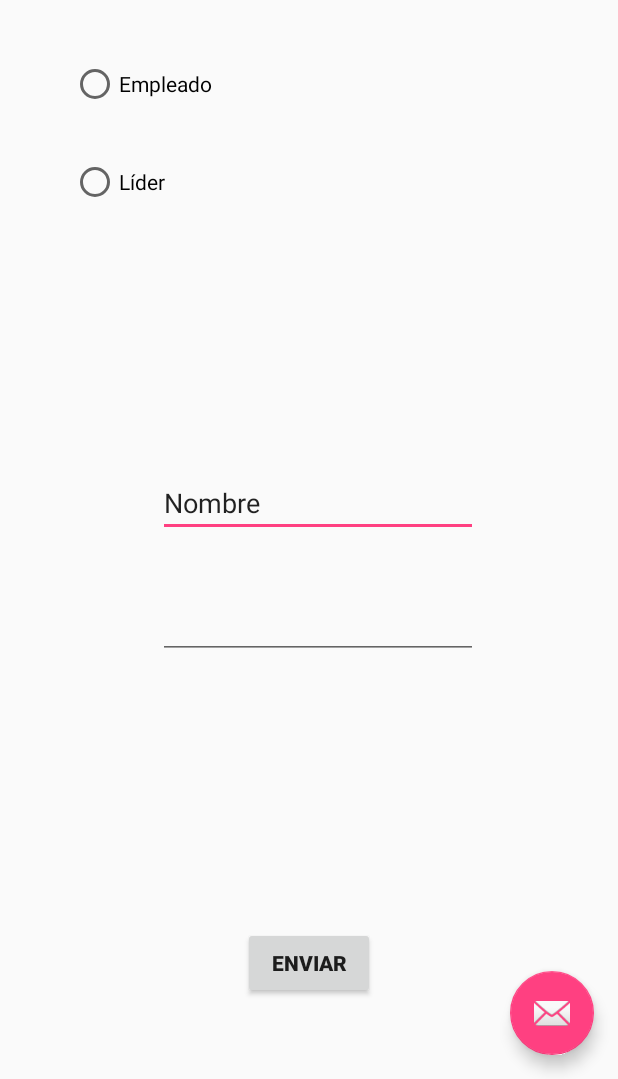
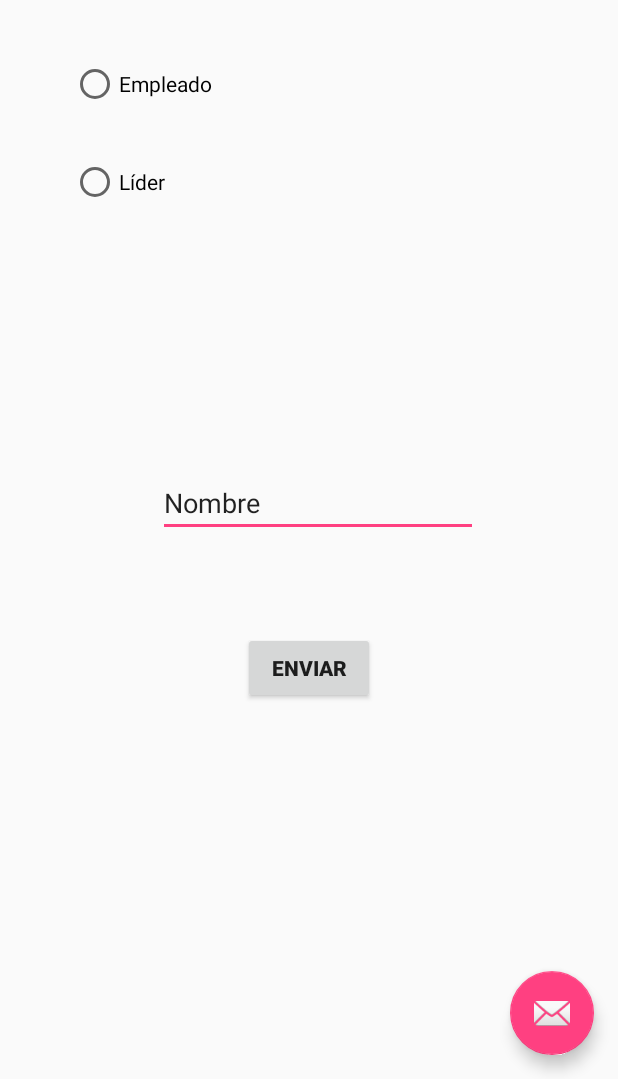
Before and after one commit to AlopezIA/Jenkins, an Android app: the screen it shows after launch (MainActivity), on a phone screen of 412 x 824 dp, the part 157-1236 px from its top. Run offline under Robolectric (Android 15) with nearby library versions, the phone set to English and light mode, and no system bars.

```diff
--- a/app/src/main/res/layout/content_main.xml
+++ b/app/src/main/res/layout/content_main.xml
@@ -59,17 +59,8 @@
         android:layout_height="wrap_content"
         android:id="@+id/button"
         android:textStyle="normal|bold"
-        android:layout_alignParentBottom="true"
+        android:layout_below="@+id/editText"
         android:layout_centerHorizontal="true"
-        android:layout_marginBottom="37dp" />
+        android:layout_marginTop="63dp" />
 
-    <EditText
-        android:layout_width="wrap_content"
-        android:layout_height="wrap_content"
-        android:inputType="textEmailAddress"
-        android:ems="10"
-        android:id="@+id/email"
-        android:layout_below="@+id/editText"
-        android:layout_alignStart="@+id/editText"
-        android:layout_marginTop="36dp" />
 </RelativeLayout>
```
Also changed, not shown: gradle/wrapper/gradle-wrapper.properties.
